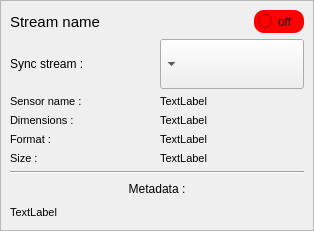
Qt form applications/viewer/libViewer/FormStreamView.ui (T-PLAY/hub) before a commit.
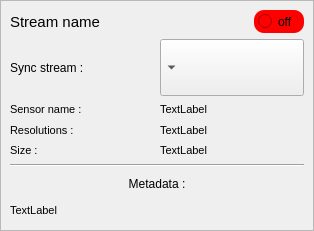
The same form after that commit.

```diff
--- a/applications/viewer/libViewer/FormStreamView.ui
+++ b/applications/viewer/libViewer/FormStreamView.ui
@@ -206,19 +206,7 @@
              </font>
             </property>
             <property name="text">
-             <string>Dimensions :</string>
-            </property>
-           </widget>
-          </item>
-          <item>
-           <widget class="QLabel" name="label_3">
-            <property name="font">
-             <font>
-              <pointsize>8</pointsize>
-             </font>
-            </property>
-            <property name="text">
-             <string>Format :</string>
+             <string>Resolutions :</string>
             </property>
            </widget>
           </item>
@@ -251,19 +239,7 @@
            </widget>
           </item>
           <item>
-           <widget class="QLabel" name="laberDimensions">
-            <property name="font">
-             <font>
-              <pointsize>8</pointsize>
-             </font>
-            </property>
-            <property name="text">
-             <string>TextLabel</string>
-            </property>
-           </widget>
-          </item>
-          <item>
-           <widget class="QLabel" name="labelFormat">
+           <widget class="QLabel" name="labelResolutions">
             <property name="font">
              <font>
               <pointsize>8</pointsize>
```
